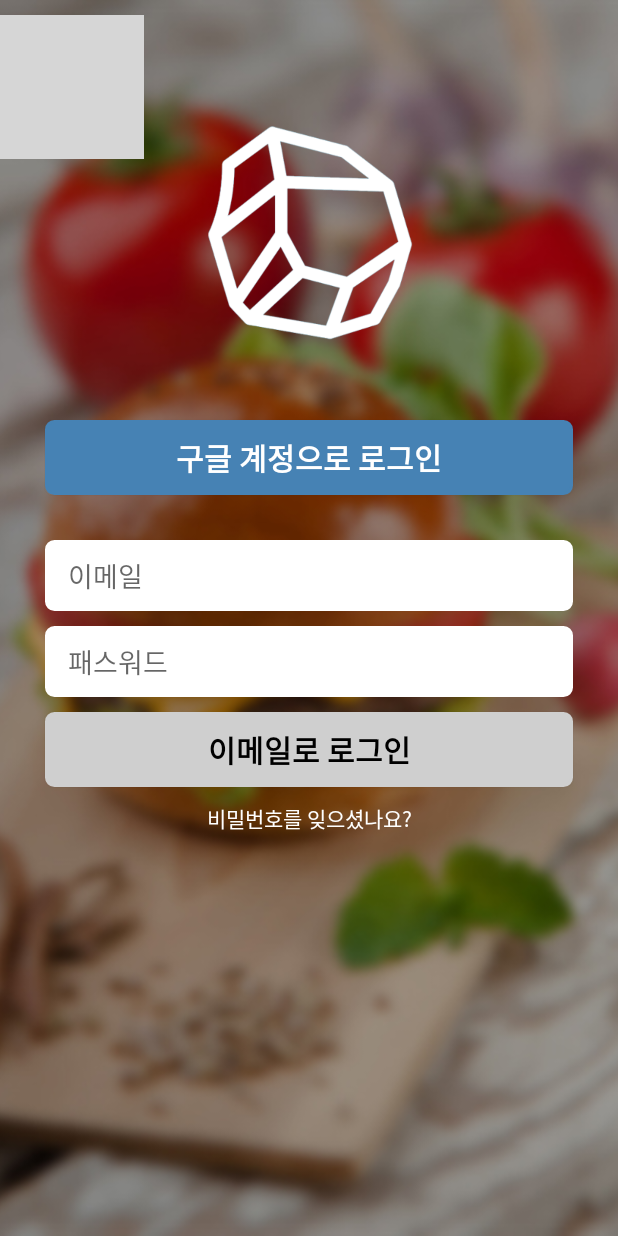
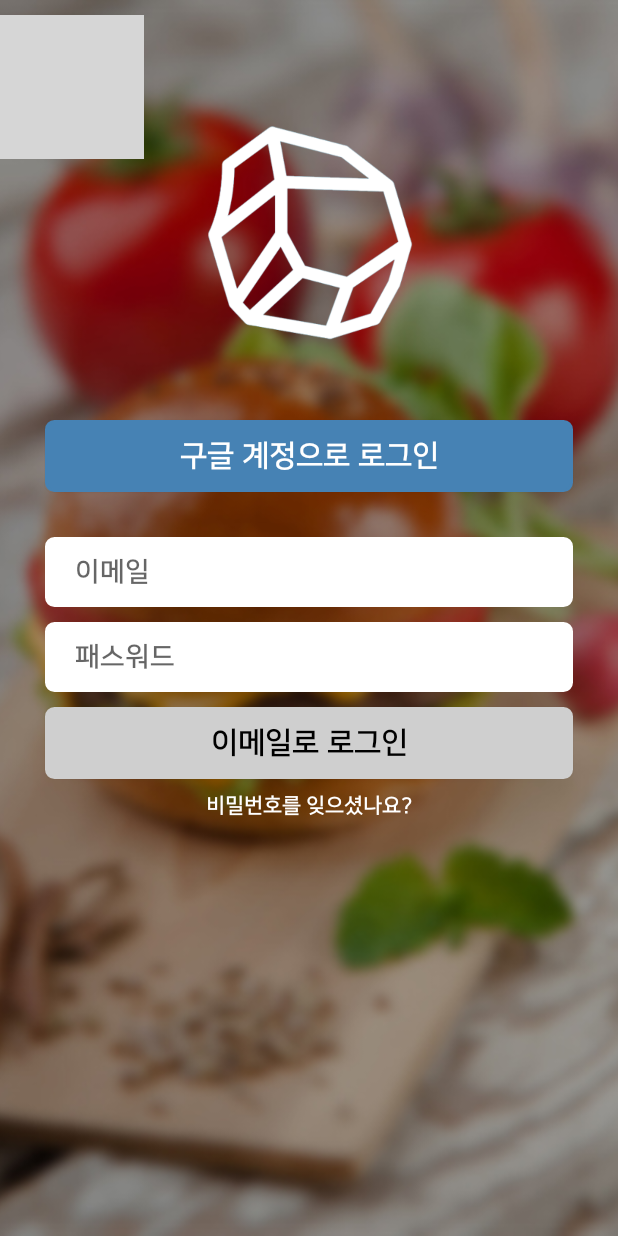
Before and after one commit to Co-Hackathon/Q-Stone-Customer-App, an Android app: the Login screen opened directly, with no data from a screen before it, on a phone screen of 412 x 824 dp. Run offline under Robolectric (Android 15) with nearby library versions, the phone set to English and light mode, and no system bars; grey boxes are pictures that could not be loaded.

Commit message:
Change.font

```diff
--- a/app/src/main/res/layout/activity_login.xml
+++ b/app/src/main/res/layout/activity_login.xml
@@ -34,7 +34,7 @@
         android:paddingVertical="10dp"
         android:textColor="#FFFF"
         android:textSize="20dp"
-        android:textStyle="bold"
+        android:fontFamily="@font/nanum_bd"
         android:onClick="SignUpClick"
         android:layout_marginHorizontal="30dp"
         android:id="@+id/googleLogin"/>
@@ -44,11 +44,12 @@
         android:layout_height="wrap_content"
         android:hint="이메일"
         android:background="@drawable/rounded"
-        android:paddingLeft="15dp"
-        android:paddingVertical="10dp"
+        android:paddingLeft="20dp"
+        android:paddingVertical="13dp"
         app:layout_constraintRight_toRightOf="parent"
         app:layout_constraintLeft_toLeftOf="parent"
         app:layout_constraintTop_toBottomOf="@+id/googleLogin"
+        android:fontFamily="@font/nanum_bd"
         android:layout_marginHorizontal="30dp"
         android:layout_marginTop="30dp"/>
 
@@ -57,12 +58,13 @@
         android:layout_height="wrap_content"
         android:hint="패스워드"
         android:background="@drawable/rounded"
-        android:paddingLeft="15dp"
-        android:paddingVertical="10dp"
+        android:paddingLeft="20dp"
+        android:paddingVertical="13dp"
         app:layout_constraintRight_toRightOf="parent"
         app:layout_constraintLeft_toLeftOf="parent"
         app:layout_constraintTop_toBottomOf="@+id/email"
         android:layout_marginHorizontal="30dp"
+        android:fontFamily="@font/nanum_bd"
         android:layout_marginTop="10dp"
         android:id="@+id/pwd"/>
 
@@ -75,7 +77,7 @@
         android:paddingVertical="10dp"
         android:textColor="#000"
         android:textSize="20dp"
-        android:textStyle="bold"
+        android:fontFamily="@font/nanum_bd"
         android:onClick="SignUpClick"
         android:layout_marginHorizontal="30dp"
         android:layout_marginTop="10dp"
@@ -89,6 +91,7 @@
         app:layout_constraintTop_toBottomOf="@+id/emailLogin"
         android:layout_marginTop="10dp"
         android:text="비밀번호를 잊으셨나요?"
+        android:fontFamily="@font/nanum_bd"
         android:onClick="LoginClick"
         android:textColor="#FFFF"
         android:id="@+id/forgot_pwd"/>
--- a/app/src/main/res/layout/activity_sign_up.xml
+++ b/app/src/main/res/layout/activity_sign_up.xml
@@ -37,6 +37,7 @@
         app:layout_constraintRight_toRightOf="parent"
         app:layout_constraintLeft_toLeftOf="parent"
         app:layout_constraintTop_toBottomOf="@+id/logo"
+        android:fontFamily="@font/nanum_bd"
         android:layout_marginHorizontal="30dp" />
 
     <EditText
@@ -49,6 +50,7 @@
         app:layout_constraintRight_toRightOf="parent"
         app:layout_constraintLeft_toLeftOf="parent"
         app:layout_constraintTop_toBottomOf="@+id/sign_up_email"
+        android:fontFamily="@font/nanum_bd"
         android:layout_marginHorizontal="30dp"
         android:layout_marginTop="10dp"
         android:id="@+id/sign_up_pwd"/>
@@ -60,6 +62,7 @@
         android:background="@drawable/rounded"
         android:paddingLeft="15dp"
         android:paddingVertical="10dp"
+        android:fontFamily="@font/nanum_bd"
         app:layout_constraintRight_toRightOf="parent"
         app:layout_constraintLeft_toLeftOf="parent"
         app:layout_constraintTop_toBottomOf="@+id/sign_up_pwd"
@@ -81,6 +84,7 @@
         android:text="로그인 상태 유지"
         android:textColor="#FFFF"
         app:layout_constraintLeft_toRightOf="@+id/checkbox"
+        android:fontFamily="@font/nanum_bd"
         android:layout_marginVertical="10dp"
         app:layout_constraintTop_toBottomOf="@+id/sign_up_check_pwd"
         android:id="@+id/keep_login"/>
@@ -96,6 +100,7 @@
         android:textSize="20dp"
         android:textStyle="bold"
         android:onClick="SignUpClick"
+        android:fontFamily="@font/nanum_bd"
         android:layout_marginHorizontal="30dp"
         android:layout_marginTop="10dp"
         android:id="@+id/Login"/>
```
Also changed, not shown: app/src/main/res/layout/activity_intro.xml (+7 -6 lines).
